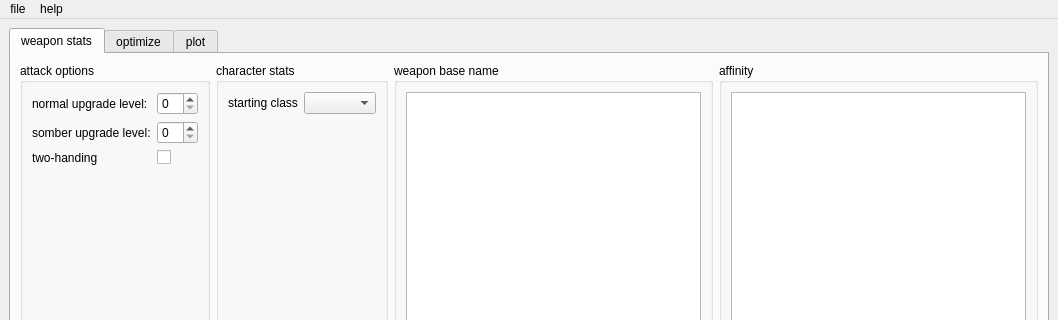
This is app/main_window.ui in hanslhansl/elden-ring-damage-optimizer as Qt 5 draws it before an edit; both pictures show x 0 to 1058 and y 0 to 320 of the 1058 by 826 pixel window. The edited form follows.
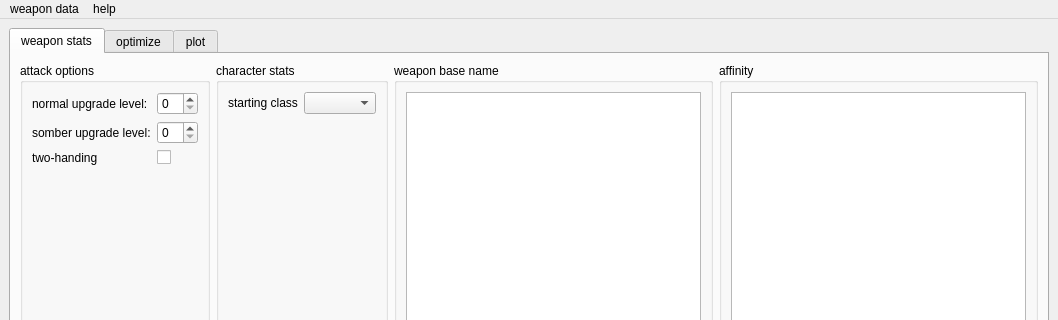
This is the edited form.

The edit to the form file:
```diff
--- a/app/main_window.ui
+++ b/app/main_window.ui
@@ -148,9 +148,9 @@
      <height>33</height>
     </rect>
    </property>
-   <widget class="QMenu" name="menu_file">
+   <widget class="QMenu" name="menu_weapon_data">
     <property name="title">
-     <string>file</string>
+     <string>weapon data</string>
     </property>
    </widget>
    <widget class="QMenu" name="menu_help">
@@ -158,7 +158,7 @@
      <string>help</string>
     </property>
    </widget>
-   <addaction name="menu_file"/>
+   <addaction name="menu_weapon_data"/>
    <addaction name="menu_help"/>
   </widget>
   <widget class="QStatusBar" name="statusbar"/>
```
